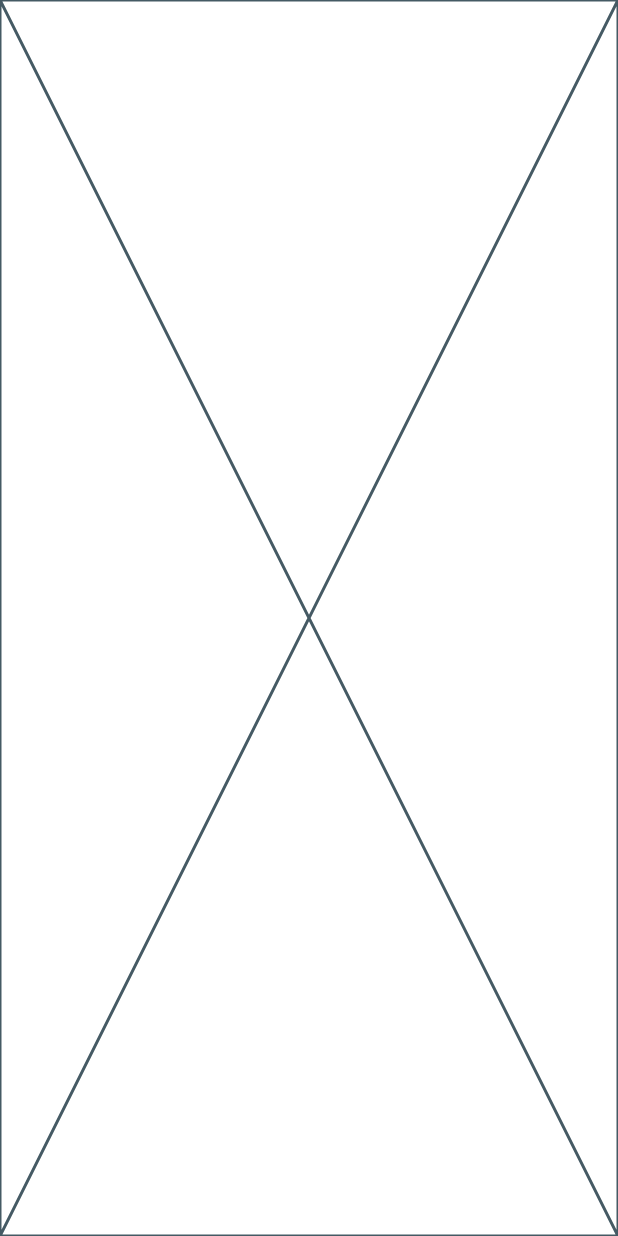
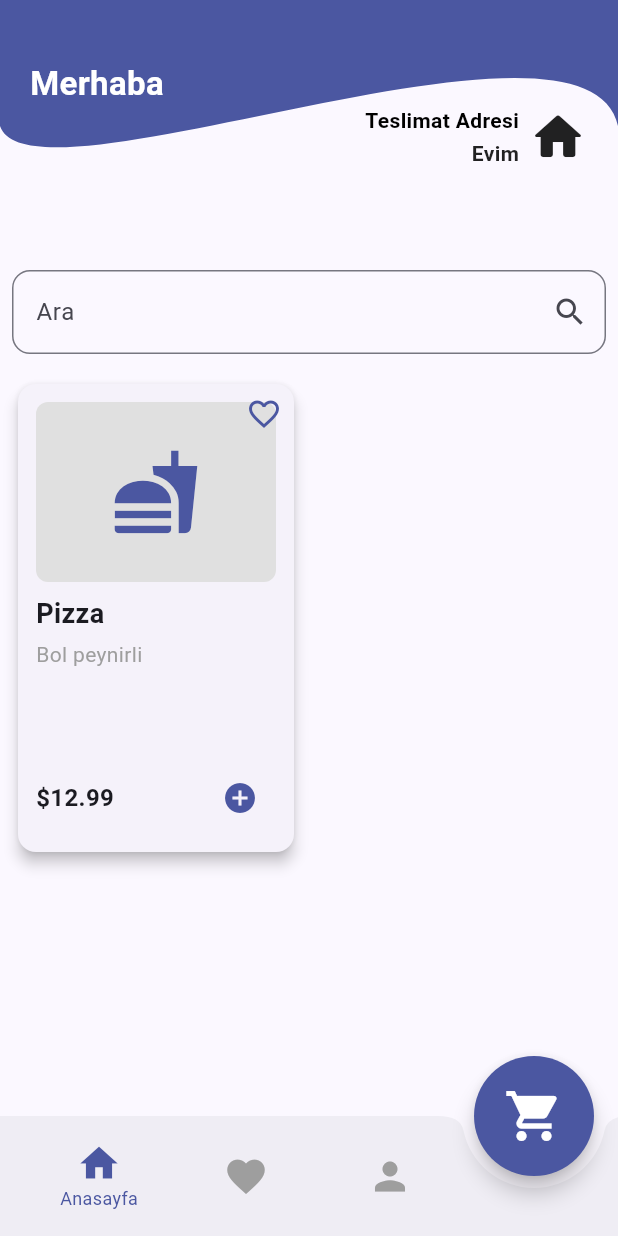
Before and after one commit to sedanuryavuz/bloc_food_delivery_app, a Flutter app: the screen it shows after launch, on a phone screen of 412 x 824 dp. Run offline on Flutter 3.47's test engine with Material 3 defaults, Android fonts, the phone set to English and light mode, and no system bars.

Commit message:
Finished UI for home screen and product details

```diff
--- /dev/null
+++ b/lib/constants/app_colors.dart
@@ -0,0 +1,5 @@
+import 'dart:ui';
+
+class AppColors{
+static const Color navbarItemColor = Color(0xFF4B57A1);
+}
--- a/lib/main.dart
+++ b/lib/main.dart
@@ -1,8 +1,10 @@
+import 'package:bloc_food_delivery_app/constants/app_colors.dart';
 import 'package:bloc_food_delivery_app/views/screens/home_screen.dart';
 import 'package:flutter/material.dart';
 
 void main() {
   runApp(const MyApp());
+
 }
 
 class MyApp extends StatelessWidget {
@@ -11,11 +13,12 @@ class MyApp extends StatelessWidget {
   @override
   Widget build(BuildContext context) {
     return MaterialApp(
-      title: 'Flutter Demo',
+      title: 'Yemek Sipariş',
       debugShowCheckedModeBanner: false,
       theme: ThemeData(
-        colorScheme: ColorScheme.fromSeed(seedColor: Colors.deepPurple),
+        colorScheme: ColorScheme.fromSeed(seedColor: AppColors.navbarItemColor),
       ),
+
       home: HomeScreen(),
     );
   }
--- /dev/null
+++ b/lib/views/clippers/SWaveClipper.dart
@@ -0,0 +1,24 @@
+import 'package:flutter/material.dart';
+
+class SWaveClipper extends CustomClipper<Path> {
+  @override
+  Path getClip(Size size) {
+    Path path = Path();
+
+    path.lineTo(0, size.height * 0.70);
+
+    path.cubicTo(
+        size.width * 0.05, size.height * 1.2,
+        size.width * 0.95, size.height * -0.1,
+        size.width, size.height * 0.70
+    );
+
+    path.lineTo(size.width, 0);
+    path.close();
+
+    return path;
+  }
+
+  @override
+  bool shouldReclip(CustomClipper<Path> oldClipper) => false;
+}
--- a/lib/views/screens/home_screen.dart
+++ b/lib/views/screens/home_screen.dart
@@ -1,3 +1,7 @@
+import 'package:bloc_food_delivery_app/constants/app_colors.dart';
+import 'package:bloc_food_delivery_app/views/widgets/BottomNavBar.dart';
+import 'package:bloc_food_delivery_app/views/widgets/HomeAppBar.dart';
+import 'package:bloc_food_delivery_app/views/widgets/ProductListContent.dart';
 import 'package:flutter/material.dart';
 
 class HomeScreen extends StatefulWidget {
@@ -8,8 +12,34 @@ class HomeScreen extends StatefulWidget {
 }
 
 class _HomeScreenState extends State<HomeScreen> {
+  int _selectedIndex = 0;
+
   @override
   Widget build(BuildContext context) {
-    return const Placeholder();
+    return Scaffold(
+      appBar: PreferredSize(
+        preferredSize: const Size.fromHeight(180),
+        child: const HomeAppBar(),
+      ),
+      body: const ProductListContent(),
+      floatingActionButton: SizedBox(
+        height: 80.0,
+        width: 80.0,
+        child: FloatingActionButton(
+          onPressed: () {},
+          backgroundColor: AppColors.navbarItemColor,
+          shape: const CircleBorder(),
+          child: const Icon(Icons.shopping_cart, size: 40, color: Colors.white),
+        ),
+      ),
+      floatingActionButtonLocation: FloatingActionButtonLocation.endDocked,
+
+      bottomNavigationBar: BottomNavBar(
+        selectedIndex: _selectedIndex,
+        onItemTapped: (index) {
+          setState(() => _selectedIndex = index);
+        },
+      ),
+    );
   }
 }
--- /dev/null
+++ b/lib/views/widgets/BottomNavBar.dart
@@ -0,0 +1,62 @@
+import 'package:bloc_food_delivery_app/constants/app_colors.dart';
+import 'package:flutter/material.dart';
+
+class BottomNavBar extends StatelessWidget {
+  final int selectedIndex;
+  final Function(int) onItemTapped;
+   BottomNavBar({
+    super.key,
+    required this.selectedIndex,
+    required this.onItemTapped,
+  });
+
+  Color _itemColor(int index) =>
+      selectedIndex == index ? AppColors.navbarItemColor : Colors.grey;
+
+  @override
+  Widget build(BuildContext context) {
+    return BottomAppBar(
+      shape: const CircularNotchedRectangle(),
+      notchMargin: 8,
+      elevation: 8,
+      child: SizedBox(
+        height: 60,
+        child: Row(
+          mainAxisAlignment: MainAxisAlignment.spaceAround,
+          children: [
+            _buildNavItem(Icons.home, "Anasayfa", 0),
+            _buildIconOnly(Icons.favorite, 1),
+            _buildIconOnly(Icons.person, 2),
+            const SizedBox(width: 40),
+          ],
+        ),
+      ),
+    );
+  }
+
+  Widget _buildNavItem(IconData icon, String label, int index) {
+    return GestureDetector(
+      onTap: () => onItemTapped(index),
+      child: Column(
+        mainAxisAlignment: MainAxisAlignment.center,
+        children: [
+          Icon(icon, size: 30, color: _itemColor(index)),
+          Text(
+            label,
+            style: TextStyle(
+              color: _itemColor(index),
+              fontSize: 12,
+            ),
+          ),
+        ],
+      ),
+    );
+  }
+
+  Widget _buildIconOnly(IconData icon, int index) {
+    return IconButton(
+      icon: Icon(icon, size: 30, color: _itemColor(index)),
+      onPressed: () => onItemTapped(index),
+    );
+  }
+}
--- /dev/null
+++ b/lib/views/widgets/HomeAppBar.dart
@@ -0,0 +1,71 @@
+import 'package:flutter/material.dart';
+
+import '../clippers/SWaveClipper.dart';
+
+class HomeAppBar extends StatelessWidget {
+  const HomeAppBar({super.key});
+
+  @override
+  Widget build(BuildContext context) {
+    return SizedBox(
+      height: 180,
+      child: Stack(
+        clipBehavior: Clip.none,
+        children: [
+          ClipPath(
+            clipper: SWaveClipper(),
+            child: Container(
+              height: 120,
+              color: const Color(0xFF4B57A1),
+            ),
+          ),
+          const Positioned(
+            top: 40,
+            left: 20,
+            child: Text(
+              "Merhaba",
+              style: TextStyle(
+                fontSize: 22.0,
+                color: Colors.white,
+                fontWeight: FontWeight.w600,
+              ),
+            ),
+          ),
+
+          Positioned(
+            top: 70,
+            right: 20,
+            child: Row(
+              children: const [
+                Column(
+                  crossAxisAlignment: CrossAxisAlignment.end,
+                  children: [
+                    Text(
+                      "Teslimat Adresi",
+                      style: TextStyle(
+                        color: Colors.black,
+                        fontSize: 14.0,
+                        fontWeight: FontWeight.bold
+                      ),
+                    ),
+                    SizedBox(height: 2),
+                    Text(
+                      "Evim",
+                      style: TextStyle(
+                        color: Colors.black87,
+                        fontSize: 14.0,
+                        fontWeight: FontWeight.bold,
+                      ),
+                    ),
+                  ],
+                ),
+                SizedBox(width: 6),
+                Icon(Icons.home_rounded, color: Colors.black87, size: 40),
+              ],
+            ),
+          ),
+        ],
+      ),
+    );
+  }
+}
--- /dev/null
+++ b/lib/views/widgets/ProductCard.dart
@@ -0,0 +1,106 @@
+import 'package:bloc_food_delivery_app/constants/app_colors.dart';
+import 'package:bloc_food_delivery_app/views/screens/product_details_screen.dart';
+import 'package:flutter/material.dart';
+import 'package:bloc_food_delivery_app/models/Products.dart';
+
+class ProductCard extends StatefulWidget {
+  const ProductCard({super.key});
+
+  @override
+  State<ProductCard> createState() => _ProductCardState();
+}
+
+class _ProductCardState extends State<ProductCard> {
+  @override
+  Widget build(BuildContext context) {
+    return GestureDetector(
+      onTap: (){
+        Navigator.push(
+          context,
+          MaterialPageRoute(
+            builder: (context) => ProductDetailsScreen(),
+          ),
+        );
+      },
+      child: SizedBox(
+        height: 250,
+        child: Card(
+          shape: RoundedRectangleBorder(borderRadius: BorderRadius.circular(12)),
+          elevation: 4,
+          child: Stack(
+            children: [
+              Padding(
+                padding: const EdgeInsets.all(12),
+                child: Column(
+                  crossAxisAlignment: CrossAxisAlignment.start,
+                  children: [
+                    Container(
+                      height: 120,
+                      decoration: BoxDecoration(
+                        color: Colors.grey.shade300,
+                        borderRadius: BorderRadius.circular(8),
+                      ),
+                      child: const Center(
+                        child: Icon(Icons.fastfood, size: 60, color: AppColors.navbarItemColor),
+                      ),
+                    ),
+
+                    const SizedBox(height: 8),
+
+                    Text(
+                      product1.title,
+                      style: const TextStyle(fontWeight: FontWeight.bold, fontSize: 18),
+                      maxLines: 1,
+                      overflow: TextOverflow.ellipsis,
+                    ),
+
+                    const SizedBox(height: 4),
+
+                    Text(
+                      product1.subtitle,
+                      style: const TextStyle(color: Colors.grey),
+                      maxLines: 2,
+                      overflow: TextOverflow.ellipsis,
+                    ),
+
+                    const Spacer(),
+
+                    Row(
+                      mainAxisAlignment: MainAxisAlignment.spaceBetween,
+                      children: [
+                        Text(
+                          '\$${product1.price.toStringAsFixed(2)}',
+                          style: const TextStyle(
+                            fontWeight: FontWeight.bold,
+                            fontSize: 16,
+                          ),
+                        ),
+                        IconButton(
+                          icon: const Icon(Icons.add_circle, color: AppColors.navbarItemColor,),
+                          onPressed: () {
+                            print("Sepete eklendi");
+
+                          },
+
+                        ),
+                      ],
+                    ),
+                  ],
+                ),
+              ),
+
+              Positioned(
+                top: 8,
+                right: 8,
+                child: Icon(
+                  product1.isFavorite ? Icons.favorite : Icons.favorite_border,
+                  color: AppColors.navbarItemColor,
+                ),
+              ),
+            ],
+          ),
+        ),
+      ),
+    );
+  }
+}
--- /dev/null
+++ b/lib/views/widgets/ProductListContent.dart
@@ -0,0 +1,45 @@
+import 'package:bloc_food_delivery_app/views/widgets/ProductCard.dart';
+import 'package:flutter/material.dart';
+
+class ProductListContent extends StatefulWidget {
+  const ProductListContent({super.key});
+
+  @override
+  State<ProductListContent> createState() => _ProductListContentState();
+}
+
+class _ProductListContentState extends State<ProductListContent> {
+  @override
+  Widget build(BuildContext context) {
+    return SizedBox(
+      width: 450,
+      child: Padding(
+        padding: const EdgeInsets.only(right: 8.0, left: 8.0),
+        child: Column(
+          children: [
+            TextField(
+              decoration: InputDecoration(
+                border: OutlineInputBorder(
+                  borderRadius: BorderRadius.circular(12),
+                ),
+                labelText: 'Ara',
+                suffixIcon: const Icon(Icons.search),
+              ),
+            ),
+            const SizedBox(height: 16),
+
+            Expanded(
+              child: GridView.count(
+                crossAxisCount: 2,
+                mainAxisSpacing: 12,
+                crossAxisSpacing: 12,
+                childAspectRatio: 0.6,
+                children: [ProductCard()],
+              ),
+            ),
+          ],
+        ),
+      ),
+    );
+  }
+}
```
Also changed, not shown: lib/models/Products.dart (added, +15 -0 lines), lib/views/screens/product_details_screen.dart (added, +220 -0 lines).
